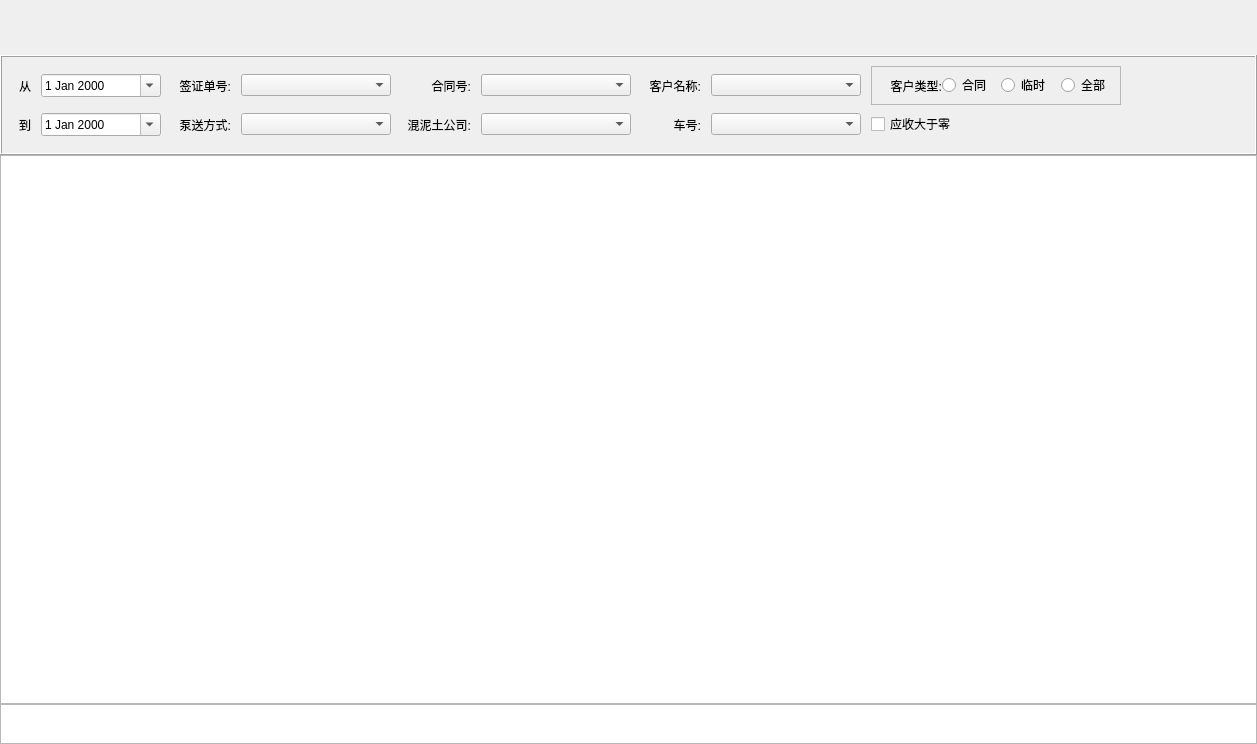
This is CarRentalManagement/ui/tabwidget/receiptwidget.ui in longcp/CarRentalManagement as Qt 5 draws it before an edit. The edited form follows.
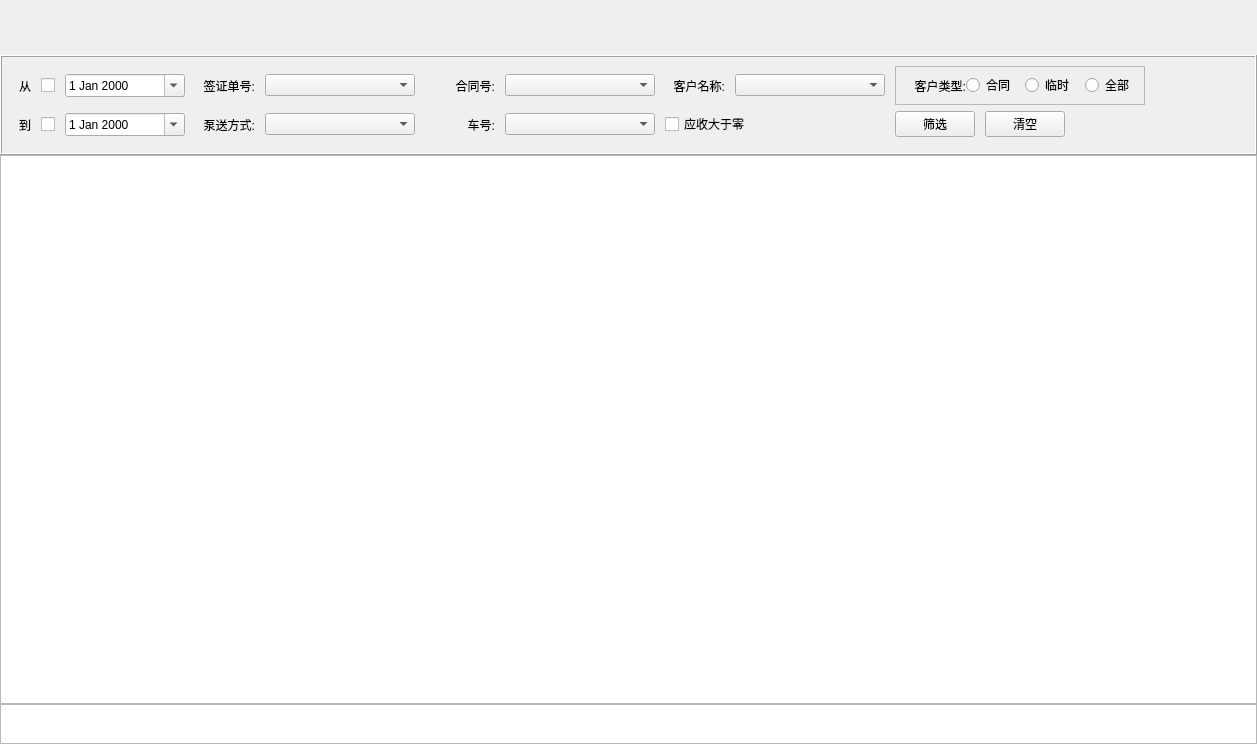
This is the edited form.

Commit message: 应收与实收界面：筛选功能相关

Patch:
```diff
--- a/CarRentalManagement/ui/tabwidget/receiptwidget.ui
+++ b/CarRentalManagement/ui/tabwidget/receiptwidget.ui
@@ -129,6 +129,13 @@
            </property>
           </widget>
          </item>
+         <item>
+          <widget class="QCheckBox" name="fromDateCb">
+           <property name="text">
+            <string/>
+           </property>
+          </widget>
+         </item>
          <item>
           <widget class="QDateEdit" name="fromDateEdit">
            <property name="minimumSize">
@@ -379,6 +386,13 @@
            </property>
           </widget>
          </item>
+         <item>
+          <widget class="QCheckBox" name="toDateCb">
+           <property name="text">
+            <string/>
+           </property>
+          </widget>
+         </item>
          <item>
           <widget class="QDateEdit" name="toDateEdit">
            <property name="minimumSize">
@@ -436,55 +450,17 @@
            </property>
           </widget>
          </item>
-         <item>
-          <widget class="QLabel" name="label_4">
-           <property name="minimumSize">
-            <size>
-             <width>70</width>
-             <height>0</height>
-            </size>
-           </property>
-           <property name="maximumSize">
-            <size>
-             <width>70</width>
-             <height>16777215</height>
-            </size>
-           </property>
-           <property name="text">
-            <string>混泥土公司:</string>
-           </property>
-           <property name="alignment">
-            <set>Qt::AlignRight|Qt::AlignTrailing|Qt::AlignVCenter</set>
-           </property>
-          </widget>
-         </item>
-         <item>
-          <widget class="QComboBox" name="comboBox_3">
-           <property name="minimumSize">
-            <size>
-             <width>150</width>
-             <height>0</height>
-            </size>
-           </property>
-           <property name="maximumSize">
-            <size>
-             <width>150</width>
-             <height>16777215</height>
-            </size>
-           </property>
-          </widget>
-         </item>
          <item>
           <widget class="QLabel" name="carNumLabel">
            <property name="minimumSize">
             <size>
-             <width>60</width>
+             <width>70</width>
              <height>0</height>
             </size>
            </property>
            <property name="maximumSize">
             <size>
-             <width>60</width>
+             <width>70</width>
              <height>16777215</height>
             </size>
            </property>
@@ -514,11 +490,50 @@
          </item>
          <item>
           <widget class="QCheckBox" name="receivableCheckBox">
+           <property name="minimumSize">
+            <size>
+             <width>220</width>
+             <height>0</height>
+            </size>
+           </property>
+           <property name="maximumSize">
+            <size>
+             <width>220</width>
+             <height>16777215</height>
+            </size>
+           </property>
            <property name="text">
             <string>应收大于零</string>
            </property>
           </widget>
          </item>
+         <item>
+          <widget class="QPushButton" name="screeningBtn">
+           <property name="text">
+            <string>筛选</string>
+           </property>
+          </widget>
+         </item>
+         <item>
+          <widget class="QPushButton" name="clearBtn">
+           <property name="text">
+            <string>清空</string>
+           </property>
+          </widget>
+         </item>
+         <item>
+          <spacer name="horizontalSpacer_2">
+           <property name="orientation">
+            <enum>Qt::Horizontal</enum>
+           </property>
+           <property name="sizeHint" stdset="0">
+            <size>
+             <width>40</width>
+             <height>20</height>
+            </size>
+           </property>
+          </spacer>
+         </item>
         </layout>
        </widget>
       </item>
```
The commit also changes 6 other files.
